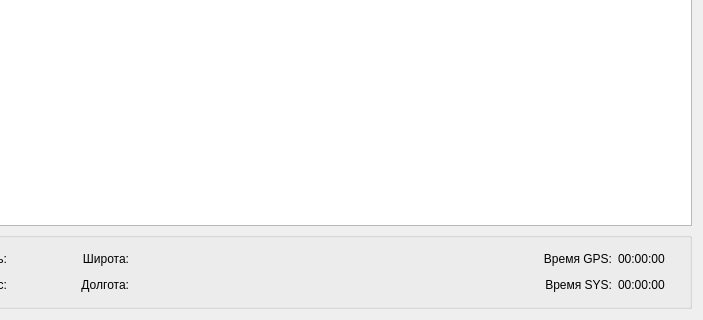
Above: widget.ui from NustyNUts/GalsRepeater before the change; both pictures show x 97 to 800 and y 280 to 600 of the 800 by 600 pixel window. Below: the same form after it.
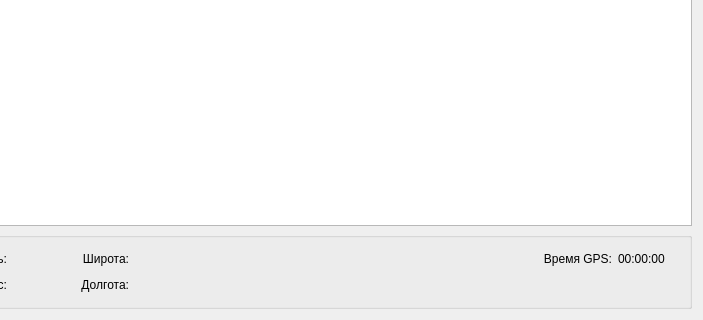
That is the form after the change.

```diff
--- a/widget.ui
+++ b/widget.ui
@@ -47,7 +47,7 @@
     <set>Qt::AlignCenter</set>
    </property>
   </widget>
-  <widget class="QWidget" name="">
+  <widget class="QWidget" name="layoutWidget">
    <property name="geometry">
     <rect>
      <x>9</x>
@@ -133,7 +133,7 @@
         <widget class="QLabel" name="latLabel">
          <property name="minimumSize">
           <size>
-           <width>40</width>
+           <width>130</width>
            <height>0</height>
           </size>
          </property>
@@ -269,7 +269,7 @@
         <widget class="QLabel" name="lonLabel">
          <property name="minimumSize">
           <size>
-           <width>40</width>
+           <width>130</width>
            <height>0</height>
           </size>
          </property>
@@ -297,47 +297,6 @@
          </property>
         </spacer>
        </item>
-       <item row="1" column="5">
-        <widget class="QLabel" name="label_7">
-         <property name="minimumSize">
-          <size>
-           <width>80</width>
-           <height>0</height>
-          </size>
-         </property>
-         <property name="maximumSize">
-          <size>
-           <width>80</width>
-           <height>16777215</height>
-          </size>
-         </property>
-         <property name="text">
-          <string>Время SYS:</string>
-         </property>
-         <property name="alignment">
-          <set>Qt::AlignRight|Qt::AlignTrailing|Qt::AlignVCenter</set>
-         </property>
-        </widget>
-       </item>
-       <item row="1" column="6">
-        <widget class="QLabel" name="sysTimeLabel">
-         <property name="minimumSize">
-          <size>
-           <width>60</width>
-           <height>0</height>
-          </size>
-         </property>
-         <property name="maximumSize">
-          <size>
-           <width>60</width>
-           <height>16777215</height>
-          </size>
-         </property>
-         <property name="text">
-          <string>00:00:00</string>
-         </property>
-        </widget>
-       </item>
       </layout>
      </widget>
     </item>
```
